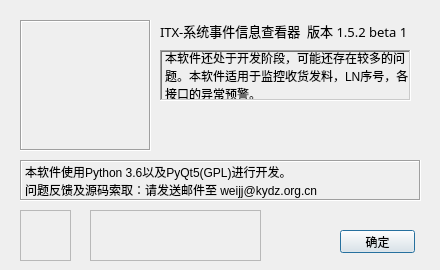
The window that System_Event_Watcher/UI_about.ui (ITX-Snowhare/Python_DFLZM_System_Event_Watcher) describes before a commit, drawn with Qt 5.
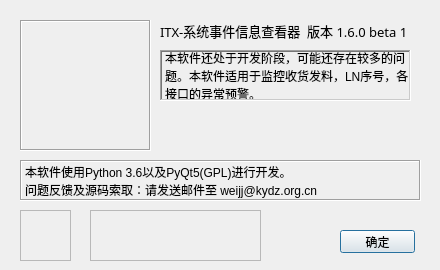
The same window after the commit. Icons and pictures are not drawn.

Diff of the .ui file:
```diff
--- a/System_Event_Watcher/UI_about.ui
+++ b/System_Event_Watcher/UI_about.ui
@@ -66,7 +66,7 @@
     </font>
    </property>
    <property name="text">
-    <string>ITX-系统事件信息查看器  版本 1.5.2 beta 1</string>
+    <string>ITX-系统事件信息查看器  版本 1.6.0 beta 1</string>
    </property>
   </widget>
   <widget class="QLabel" name="label_3">
```
